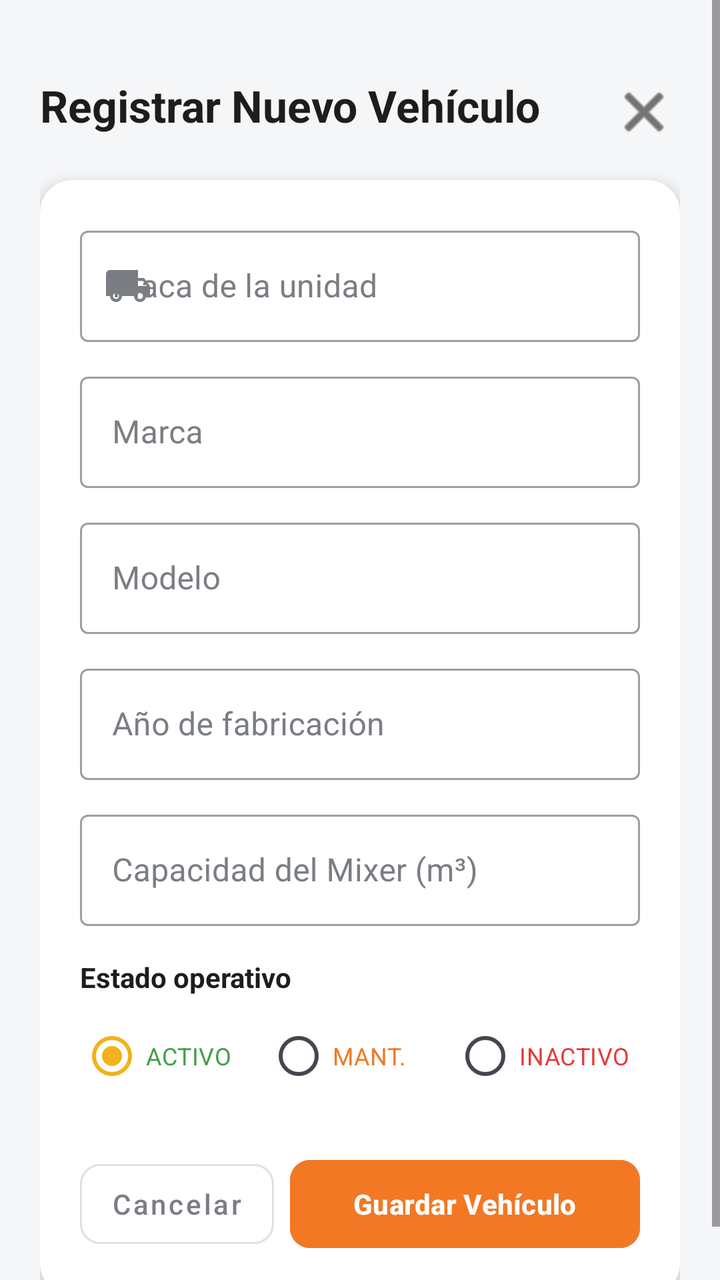
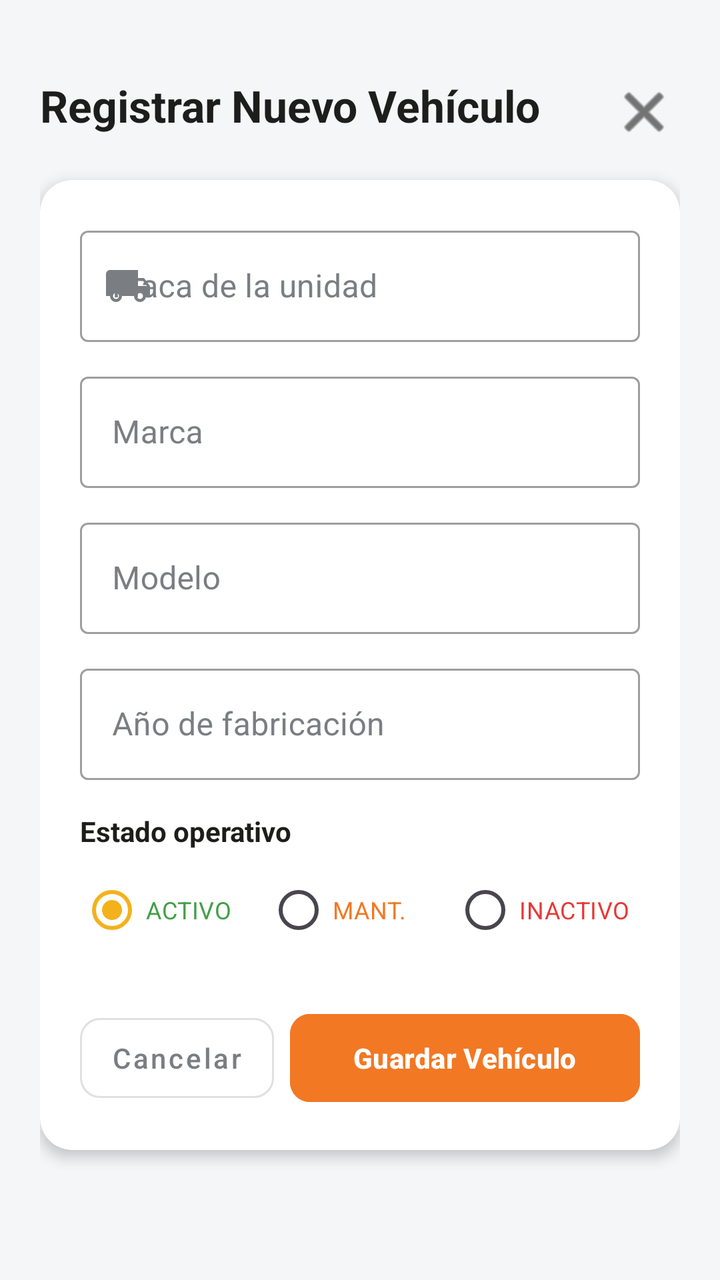

Screens rendered from an Android XML layout before and after an edit, with the pre-edit source and the edit as a unified diff.
<!-- AndroidManifest.xml: application theme Theme.CautivaAppAdmin -->
<!-- res/layout/fragmento_registro_vehiculo.xml -->
<?xml version="1.0" encoding="utf-8"?>
<ScrollView xmlns:android="http://schemas.android.com/apk/res/android"
    xmlns:app="http://schemas.android.com/apk/res-auto"
    xmlns:tools="http://schemas.android.com/tools"
    android:layout_width="match_parent"
    android:layout_height="match_parent"
    android:background="@color/fondo_app"
    android:fillViewport="true">

    <androidx.constraintlayout.widget.ConstraintLayout
        android:layout_width="match_parent"
        android:layout_height="wrap_content"
        android:padding="20dp">

        
        <RelativeLayout
            android:id="@+id/encabezado_registro_vehiculo"
            android:layout_width="match_parent"
            android:layout_height="wrap_content"
            android:layout_marginTop="18dp"
            app:layout_constraintEnd_toEndOf="parent"
            app:layout_constraintStart_toStartOf="parent"
            app:layout_constraintTop_toTopOf="parent">

            <TextView
                android:id="@+id/texto_titulo_registro_vehiculo"
                android:layout_width="wrap_content"
                android:layout_height="wrap_content"
                android:layout_alignParentStart="true"
                android:layout_toStartOf="@id/boton_cerrar_registro_vehiculo"
                android:text="@string/titulo_registro_vehiculo"
                android:textColor="@color/negro_cautiva"
                android:textSize="22sp"
                android:textStyle="bold" />

            <ImageButton
                android:id="@+id/boton_cerrar_registro_vehiculo"
                android:layout_width="36dp"
                android:layout_height="36dp"
                android:layout_alignParentEnd="true"
                android:background="?attr/selectableItemBackgroundBorderless"
                android:contentDescription="Cerrar formulario"
                android:src="@android:drawable/ic_menu_close_clear_cancel"
                app:tint="@color/negro_cautiva" />

        </RelativeLayout>

        <androidx.cardview.widget.CardView
            android:id="@+id/tarjeta_formulario_vehiculo"
            android:layout_width="0dp"
            android:layout_height="wrap_content"
            android:layout_marginTop="16dp"
            app:cardCornerRadius="16dp"
            app:cardElevation="4dp"
            app:cardBackgroundColor="@color/blanco"
            app:layout_constraintEnd_toEndOf="parent"
            app:layout_constraintStart_toStartOf="parent"
            app:layout_constraintTop_toBottomOf="@id/encabezado_registro_vehiculo">

            <LinearLayout
                android:layout_width="match_parent"
                android:layout_height="wrap_content"
                android:orientation="vertical"
                android:padding="20dp">

                
                <com.google.android.material.textfield.TextInputLayout
                    style="@style/EstiloEntradaTextoCautiva"
                    android:layout_width="match_parent"
                    android:layout_height="wrap_content"
                    android:hint="@string/etiqueta_placa"
                    android:textColorHint="@color/gris_eslogan"
                    app:boxBackgroundColor="@color/blanco"
                    app:boxStrokeColor="@color/selector_borde_campo_texto"
                    app:hintTextColor="@color/naranja_cautiva"
                    app:placeholderText="@string/pista_placa"
                    app:startIconDrawable="@drawable/ic_camion"
                    app:startIconTint="@color/gris_eslogan">

                    <com.google.android.material.textfield.TextInputEditText
                        android:id="@+id/campo_placa_vehiculo"
                        android:layout_width="match_parent"
                        android:layout_height="wrap_content"
                        android:inputType="textCapCharacters"
                        android:maxLength="10"
                        android:textColor="@color/negro_cautiva"
                        android:textColorHint="@color/gris_eslogan" />
                </com.google.android.material.textfield.TextInputLayout>

                
                <com.google.android.material.textfield.TextInputLayout
                    style="@style/EstiloEntradaTextoCautiva"
                    android:layout_width="match_parent"
                    android:layout_height="wrap_content"
                    android:layout_marginTop="12dp"
                    android:hint="@string/etiqueta_marca"
                    android:textColorHint="@color/gris_eslogan"
                    app:boxBackgroundColor="@color/blanco"
                    app:boxStrokeColor="@color/selector_borde_campo_texto"
                    app:hintTextColor="@color/naranja_cautiva">

                    <com.google.android.material.textfield.TextInputEditText
                        android:id="@+id/campo_marca_vehiculo"
                        android:layout_width="match_parent"
                        android:layout_height="wrap_content"
                        android:inputType="textCapWords"
                        android:textColor="@color/negro_cautiva"
                        android:textColorHint="@color/gris_eslogan" />
                </com.google.android.material.textfield.TextInputLayout>

                
                <com.google.android.material.textfield.TextInputLayout
                    style="@style/EstiloEntradaTextoCautiva"
                    android:layout_width="match_parent"
                    android:layout_height="wrap_content"
                    android:layout_marginTop="12dp"
                    android:hint="@string/etiqueta_modelo"
                    android:textColorHint="@color/gris_eslogan"
                    app:boxBackgroundColor="@color/blanco"
                    app:boxStrokeColor="@color/selector_borde_campo_texto"
                    app:hintTextColor="@color/naranja_cautiva">

                    <com.google.android.material.textfield.TextInputEditText
                        android:id="@+id/campo_modelo_vehiculo"
                        android:layout_width="match_parent"
                        android:layout_height="wrap_content"
                        android:inputType="textCapWords"
                        android:textColor="@color/negro_cautiva"
                        android:textColorHint="@color/gris_eslogan" />
                </com.google.android.material.textfield.TextInputLayout>

                
                <com.google.android.material.textfield.TextInputLayout
                    style="@style/EstiloEntradaTextoCautiva"
                    android:layout_width="match_parent"
                    android:layout_height="wrap_content"
                    android:layout_marginTop="12dp"
                    android:hint="@string/etiqueta_anio"
                    android:textColorHint="@color/gris_eslogan"
                    app:boxBackgroundColor="@color/blanco"
                    app:boxStrokeColor="@color/selector_borde_campo_texto"
                    app:hintTextColor="@color/naranja_cautiva">

                    <com.google.android.material.textfield.TextInputEditText
                        android:id="@+id/campo_anio_vehiculo"
                        android:layout_width="match_parent"
                        android:layout_height="wrap_content"
                        android:inputType="number"
                        android:maxLength="4"
                        android:textColor="@color/negro_cautiva"
                        android:textColorHint="@color/gris_eslogan" />
                </com.google.android.material.textfield.TextInputLayout>

                
                <com.google.android.material.textfield.TextInputLayout
                    style="@style/EstiloEntradaTextoCautiva"
                    android:layout_width="match_parent"
                    android:layout_height="wrap_content"
                    android:layout_marginTop="12dp"
                    android:hint="@string/etiqueta_capacidad_m3"
                    android:textColorHint="@color/gris_eslogan"
                    app:boxBackgroundColor="@color/blanco"
                    app:boxStrokeColor="@color/selector_borde_campo_texto"
                    app:hintTextColor="@color/naranja_cautiva">

                    <com.google.android.material.textfield.TextInputEditText
                        android:id="@+id/campo_capacidad_m3"
                        android:layout_width="match_parent"
                        android:layout_height="wrap_content"
                        android:inputType="numberDecimal"
                        android:textColor="@color/negro_cautiva"
                        android:textColorHint="@color/gris_eslogan" />
                </com.google.android.material.textfield.TextInputLayout>

                
                <TextView
                    android:layout_width="wrap_content"
                    android:layout_height="wrap_content"
                    android:layout_marginTop="16dp"
                    android:text="@string/etiqueta_estado"
                    android:textColor="@color/negro_cautiva"
                    android:textSize="14sp"
                    android:textStyle="bold" />

                <RadioGroup
                    android:id="@+id/grupo_estado_vehiculo"
                    android:layout_width="match_parent"
                    android:layout_height="wrap_content"
                    android:layout_marginTop="6dp"
                    android:orientation="horizontal">

                    <RadioButton
                        android:id="@+id/radio_activo"
                        android:layout_width="0dp"
                        android:layout_height="wrap_content"
                        android:layout_weight="1"
                        android:checked="true"
                        android:paddingStart="1dp"
                        android:paddingEnd="1dp"
                        android:text="ACTIVO"
                        android:textColor="@color/estado_activo"
                        android:textSize="11sp"
                        app:autoSizeTextType="uniform"
                        app:autoSizeMinTextSize="9sp"
                        app:autoSizeMaxTextSize="12sp" />

                    <RadioButton
                        android:id="@+id/radio_mantenimiento"
                        android:layout_width="0dp"
                        android:layout_height="wrap_content"
                        android:layout_weight="1"
                        android:paddingStart="1dp"
                        android:paddingEnd="1dp"
                        android:text="MANT."
                        android:textColor="@color/estado_mantenimiento"
                        android:textSize="11sp"
                        app:autoSizeTextType="uniform"
                        app:autoSizeMinTextSize="9sp"
                        app:autoSizeMaxTextSize="12sp" />

                    <RadioButton
                        android:id="@+id/radio_inactivo"
                        android:layout_width="0dp"
                        android:layout_height="wrap_content"
                        android:layout_weight="1"
                        android:paddingStart="1dp"
                        android:paddingEnd="1dp"
                        android:text="INACTIVO"
                        android:textColor="@color/estado_inactivo"
                        android:textSize="11sp"
                        app:autoSizeTextType="uniform"
                        app:autoSizeMinTextSize="9sp"
                        app:autoSizeMaxTextSize="12sp" />
                </RadioGroup>

                
                <LinearLayout
                    android:layout_width="match_parent"
                    android:layout_height="wrap_content"
                    android:layout_marginTop="24dp"
                    android:orientation="horizontal">

                    <com.google.android.material.button.MaterialButton
                        android:id="@+id/boton_cancelar_registro_vehiculo"
                        style="@style/Widget.MaterialComponents.Button.OutlinedButton"
                        android:layout_width="0dp"
                        android:layout_height="52dp"
                        android:layout_weight="1"
                        android:paddingHorizontal="4dp"
                        android:text="Cancelar"
                        android:textAllCaps="false"
                        android:textColor="@color/gris_eslogan"
                        android:textSize="14sp"
                        app:autoSizeTextType="uniform"
                        app:autoSizeMinTextSize="10sp"
                        app:autoSizeMaxTextSize="14sp"
                        app:cornerRadius="10dp"
                        app:strokeColor="@color/gris_claro" />

                    <com.google.android.material.button.MaterialButton
                        android:id="@+id/boton_guardar_vehiculo"
                        android:layout_width="0dp"
                        android:layout_height="52dp"
                        android:layout_marginStart="8dp"
                        android:layout_weight="1.8"
                        android:backgroundTint="@color/naranja_cautiva"
                        android:paddingHorizontal="4dp"
                        android:text="@string/boton_guardar_vehiculo"
                        android:textAllCaps="false"
                        android:textColor="@color/blanco"
                        android:textSize="14sp"
                        android:textStyle="bold"
                        app:autoSizeTextType="uniform"
                        app:autoSizeMinTextSize="10sp"
                        app:autoSizeMaxTextSize="14sp"
                        app:cornerRadius="10dp" />

                </LinearLayout>

                <ProgressBar
                    android:id="@+id/barra_progreso_vehiculo"
                    android:layout_width="wrap_content"
                    android:layout_height="wrap_content"
                    android:layout_gravity="center_horizontal"
                    android:layout_marginTop="16dp"
                    android:indeterminateTint="@color/naranja_cautiva"
                    android:visibility="gone" />

            </LinearLayout>
        </androidx.cardview.widget.CardView>

    </androidx.constraintlayout.widget.ConstraintLayout>
</ScrollView>
<!-- resources referenced by this layout -->
<resources>
  <color name="blanco">#FFFFFF</color>
  <color name="estado_activo">#43A047</color>
  <color name="estado_inactivo">#E53935</color>
  <color name="estado_mantenimiento">#F27824</color>
  <color name="fondo_app">#F5F6F8</color>
  <color name="gris_claro">#E0E0E0</color>
  <color name="gris_eslogan">#7A7E83</color>
  <color name="naranja_cautiva">#F27824</color>
  <color name="negro_cautiva">#1D1D1B</color>
  <!-- drawable ic_camion (drawable) -->
  <vector xmlns:android="http://schemas.android.com/apk/res/android"
      android:width="24dp"
      android:height="24dp"
      android:viewportWidth="24"
      android:viewportHeight="24">
    <path
        android:fillColor="#FF000000"
        android:pathData="M20,8h-3V4H3c-1.1,0 -2,0.9 -2,2v11h2c0,1.66 1.34,3 3,3s3,-1.34 3,-3h6c0,1.66 1.34,3 3,3s3,-1.34 3,-3h2v-5l-3,-4zM6,18.5c-0.83,0 -1.5,-0.67 -1.5,-1.5s0.67,-1.5 1.5,-1.5 1.5,0.67 1.5,1.5 -0.67,1.5 -1.5,1.5zm13.5,-9l1.96,2.5H17V9.5h2.5zm-1.5,9c-0.83,0 -1.5,-0.67 -1.5,-1.5s0.67,-1.5 1.5,-1.5 1.5,0.67 1.5,1.5 -0.67,1.5 -1.5,1.5z"/>
  </vector>
  <string name="boton_guardar_vehiculo">Guardar Vehículo</string>
  <string name="etiqueta_anio">Año de fabricación</string>
  <string name="etiqueta_capacidad_m3">Capacidad del Mixer (m³)</string>
  <string name="etiqueta_estado">Estado operativo</string>
  <string name="etiqueta_marca">Marca</string>
  <string name="etiqueta_modelo">Modelo</string>
  <string name="etiqueta_placa">Placa de la unidad</string>
  <string name="pista_placa">Ej. V4A-982 o ABC-123</string>
  <string name="titulo_registro_vehiculo">Registrar Nuevo Vehículo</string>
  <style name="EstiloEntradaTextoCautiva" parent="Widget.MaterialComponents.TextInputLayout.OutlinedBox">
          <item name="boxBackgroundColor">@color/blanco</item>
          <item name="boxBackgroundMode">outline</item>
          <item name="boxStrokeColor">@color/selector_borde_campo_texto</item>
          <item name="boxStrokeWidth">1dp</item>
          <item name="boxStrokeWidthFocused">2dp</item>
          <item name="android:textColorHint">@color/gris_eslogan</item>
          <item name="hintTextColor">@color/naranja_cautiva</item>
          <item name="startIconTint">@color/gris_eslogan</item>
          <item name="endIconTint">@color/gris_eslogan</item>
      </style>
  <style name="Theme.CautivaAppAdmin" parent="Base.Theme.CautivaAppAdmin" />
  <style name="Base.Theme.CautivaAppAdmin" parent="Theme.Material3.Light.NoActionBar">
          <item name="colorPrimary">@color/amarillo_cautiva</item>
          <item name="colorOnPrimary">@color/negro_cautiva</item>
          <item name="colorSecondary">@color/naranja_cautiva</item>
          <item name="colorOnSecondary">@color/blanco</item>
          <item name="android:statusBarColor">@color/negro_cautiva</item>
          <item name="android:windowLightStatusBar">false</item>
          <item name="android:windowBackground">@color/fondo_app</item>
  
          
          <item name="android:editTextColor">@color/negro_cautiva</item>
          <item name="android:textColor">@color/negro_cautiva</item>
          <item name="android:textColorHint">@color/gris_eslogan</item>
          <item name="editTextStyle">@style/EstiloCampoEdicionCautiva</item>
          <item name="textInputStyle">@style/EstiloEntradaTextoCautiva</item>
      </style>
  <color name="amarillo_cautiva">#F3B21B</color>
  <style name="EstiloCampoEdicionCautiva" parent="Widget.MaterialComponents.TextInputEditText.OutlinedBox">
          <item name="android:textColor">@color/negro_cautiva</item>
          <item name="android:textColorHint">@color/gris_eslogan</item>
      </style>
</resources>

<!-- the commit's change to res/layout/fragmento_registro_vehiculo.xml (unified diff, before → after) -->
@@ -152,27 +152,6 @@
                 </com.google.android.material.textfield.TextInputLayout>
 
                 
-                <com.google.android.material.textfield.TextInputLayout
-                    style="@style/EstiloEntradaTextoCautiva"
-                    android:layout_width="match_parent"
-                    android:layout_height="wrap_content"
-                    android:layout_marginTop="12dp"
-                    android:hint="@string/etiqueta_capacidad_m3"
-                    android:textColorHint="@color/gris_eslogan"
-                    app:boxBackgroundColor="@color/blanco"
-                    app:boxStrokeColor="@color/selector_borde_campo_texto"
-                    app:hintTextColor="@color/naranja_cautiva">
-
-                    <com.google.android.material.textfield.TextInputEditText
-                        android:id="@+id/campo_capacidad_m3"
-                        android:layout_width="match_parent"
-                        android:layout_height="wrap_content"
-                        android:inputType="numberDecimal"
-                        android:textColor="@color/negro_cautiva"
-                        android:textColorHint="@color/gris_eslogan" />
-                </com.google.android.material.textfield.TextInputLayout>
-
-                
                 <TextView
                     android:layout_width="wrap_content"
                     android:layout_height="wrap_content"
<!-- resource entries referenced after the edit -->
@@ -21,7 +21,6 @@
   </vector>
   <string name="boton_guardar_vehiculo">Guardar Vehículo</string>
   <string name="etiqueta_anio">Año de fabricación</string>
-  <string name="etiqueta_capacidad_m3">Capacidad del Mixer (m³)</string>
   <string name="etiqueta_estado">Estado operativo</string>
   <string name="etiqueta_marca">Marca</string>
   <string name="etiqueta_modelo">Modelo</string>
